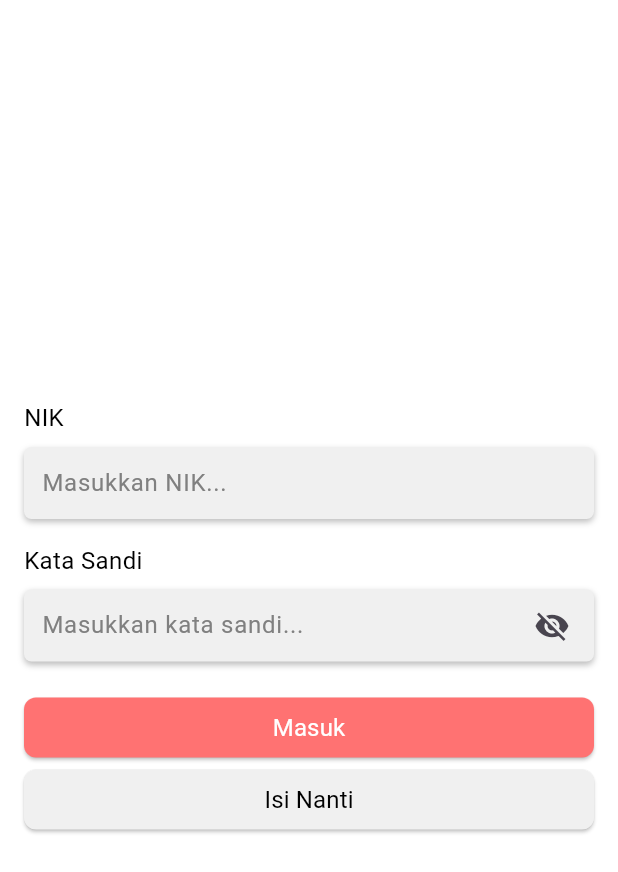
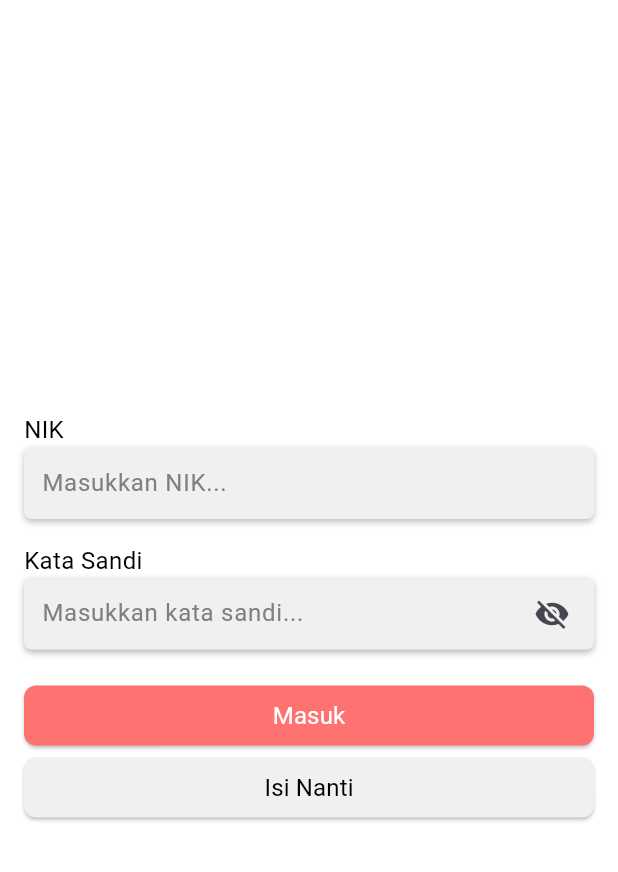
Before and after one commit to adisatr7/blood_donor, a Flutter app: the screen it shows after launch, on a phone screen of 412 x 824 dp. Shown: the top 872 px of the screen. Run offline on Flutter 3.47's test engine with Material 3 defaults, Android fonts, the light colour scheme and no system bars; our stand-ins replace get, sqflite; accounts and stored records are empty.

Commit message:
refactor: make field name and textbox closer together

```diff
--- a/lib/widgets/inputs/text_input.dart
+++ b/lib/widgets/inputs/text_input.dart
@@ -25,7 +25,6 @@ class TextInput extends StatelessWidget {
       children: [
         // Label for the text field
         Text(label, style: AppTextStyles.body),
-        const SizedBox(height: 8),
 
         // Textbox container
         Container(
```
